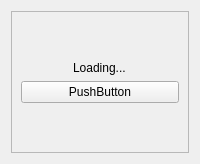
First picture: the form in MusicPlayer/unitypage.ui, repository Aahad143/FractalWave, before the edit.
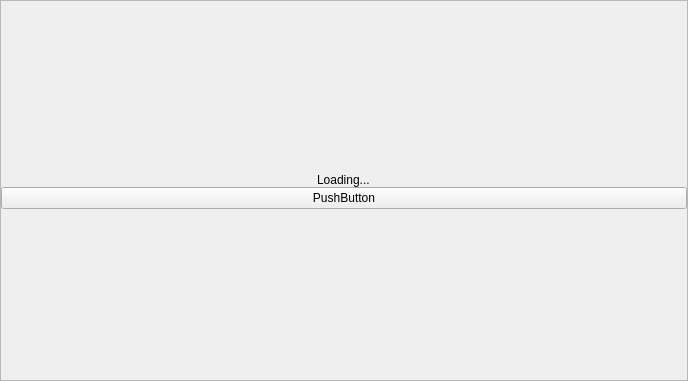
Second picture: the form after the edit.

The edit to the form file:
```diff
--- a/MusicPlayer/unitypage.ui
+++ b/MusicPlayer/unitypage.ui
@@ -6,14 +6,29 @@
    <rect>
     <x>0</x>
     <y>0</y>
-    <width>556</width>
-    <height>0</height>
+    <width>688</width>
+    <height>381</height>
    </rect>
   </property>
   <property name="windowTitle">
    <string>Form</string>
   </property>
   <layout class="QVBoxLayout" name="verticalLayout">
+   <property name="spacing">
+    <number>0</number>
+   </property>
+   <property name="leftMargin">
+    <number>0</number>
+   </property>
+   <property name="topMargin">
+    <number>0</number>
+   </property>
+   <property name="rightMargin">
+    <number>0</number>
+   </property>
+   <property name="bottomMargin">
+    <number>0</number>
+   </property>
    <item>
     <widget class="QFrame" name="loadingFrame">
      <property name="enabled">
@@ -26,6 +41,21 @@
       <enum>QFrame::Shadow::Raised</enum>
      </property>
      <layout class="QVBoxLayout" name="verticalLayout_2">
+      <property name="spacing">
+       <number>0</number>
+      </property>
+      <property name="leftMargin">
+       <number>0</number>
+      </property>
+      <property name="topMargin">
+       <number>0</number>
+      </property>
+      <property name="rightMargin">
+       <number>0</number>
+      </property>
+      <property name="bottomMargin">
+       <number>0</number>
+      </property>
       <item>
        <spacer name="verticalSpacer">
         <property name="orientation">
```
